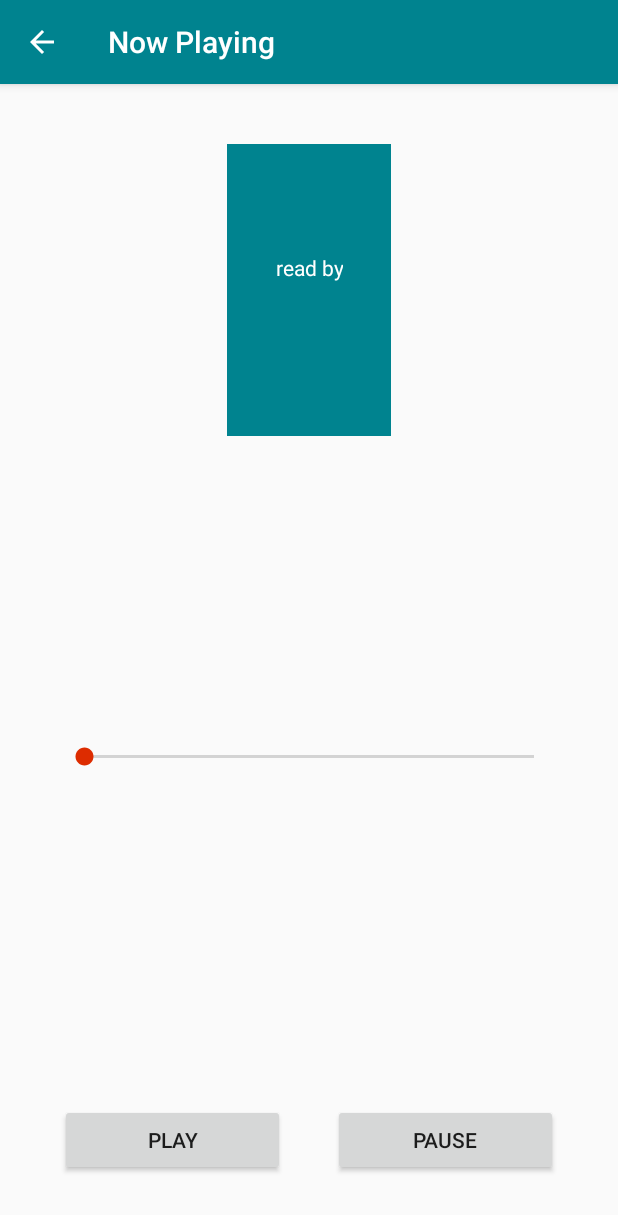
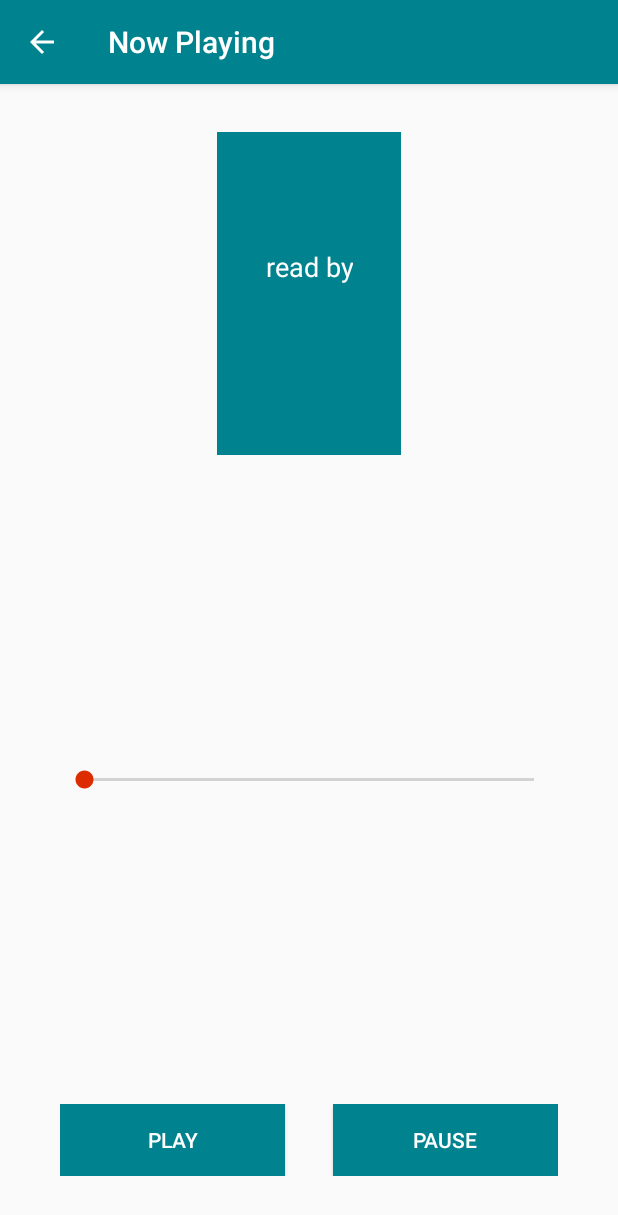
Before and after one commit to Clacli/ListenToAStory, an Android app: the NowPlayingActivity screen opened directly, with no data from a screen before it, on a phone screen of 412 x 824 dp. Shown: the top 1215 px of the screen. Run offline under Robolectric (Android 15) with nearby library versions, the phone set to English and light mode, and no system bars.

Commit message:
Extract resources

```diff
--- a/app/src/main/java/com/example/claudiabee/listentoastory/LibraryActivity.java
+++ b/app/src/main/java/com/example/claudiabee/listentoastory/LibraryActivity.java
@@ -65,7 +65,7 @@ public class LibraryActivity extends AppCompatActivity {
 
         // Change color to list item divider
         ColorDrawable myColorDivider = new ColorDrawable(
-                this.getResources().getColor(R.color.colorPrimary));
+                this.getResources().getColor(R.color.library_list_item_divider));
         listItemView.setDivider(myColorDivider);
         listItemView.setDividerHeight(1);
     }
--- a/app/src/main/java/com/example/claudiabee/listentoastory/NowPlayingActivity.java
+++ b/app/src/main/java/com/example/claudiabee/listentoastory/NowPlayingActivity.java
@@ -2,7 +2,6 @@ package com.example.claudiabee.listentoastory;
 
 import android.content.Context;
 import android.content.Intent;
-import android.graphics.Color;
 import android.media.AudioManager;
 import android.media.MediaPlayer;
 import android.os.Bundle;
@@ -173,7 +172,7 @@ public class NowPlayingActivity extends AppCompatActivity {
 
                         seekbar = (SeekBar) findViewById(R.id.seekbar);
                         seekbar.setClickable(false);
-                        seekbar.setBackgroundColor(Color.rgb(224, 247, 250));
+                        seekbar.setBackgroundResource(R.color.info_on_resource_provider);
 
                         // Create and setup the {@link Mediaplayer} for the audio associated with the
                         // raw resource ID
--- a/app/src/main/res/layout/activity_library.xml
+++ b/app/src/main/res/layout/activity_library.xml
@@ -4,6 +4,6 @@
     android:id="@+id/fable_list"
     android:layout_width="match_parent"
     android:layout_height="match_parent"
-    android:background="#E0F7FA"
+    android:background="@color/library_list_item"
     android:orientation="vertical"
     tools:context=".MainActivity" />
--- a/app/src/main/res/layout/activity_now_playing.xml
+++ b/app/src/main/res/layout/activity_now_playing.xml
@@ -5,22 +5,16 @@
     android:layout_width="match_parent"
     android:layout_height="match_parent"
     android:orientation="vertical"
-    android:padding="32dp"
+    android:padding="@dimen/now_playing_root_view_padding"
     tools:context=".NowPlayingActivity">
 
     <LinearLayout
-        android:id="@+id/linearLayout2"
+        android:id="@+id/mediaplayer_title_viewgroup"
         android:layout_width="wrap_content"
         android:layout_height="wrap_content"
-        android:layout_centerInParent="true"
-        android:layout_marginEnd="8dp"
-        android:layout_marginLeft="8dp"
-        android:layout_marginRight="8dp"
-        android:layout_marginStart="8dp"
-        android:layout_marginTop="8dp"
-        android:background="#00838F"
+        android:background="@color/colorPrimary"
         android:orientation="vertical"
-        android:padding="16dp"
+        android:padding="@dimen/fable_title_container_padding"
         app:layout_constraintEnd_toEndOf="parent"
         app:layout_constraintStart_toStartOf="parent"
         app:layout_constraintTop_toTopOf="parent">
@@ -30,11 +24,11 @@
             android:layout_width="match_parent"
             android:layout_height="wrap_content"
             android:gravity="center"
-            android:paddingBottom="8dp"
-            android:paddingLeft="16dp"
-            android:paddingRight="16dp"
-            android:paddingTop="16dp"
-            android:textAppearance="?android:textAppearanceMedium"
+            android:paddingBottom="@dimen/fable_title_vertical_spacing"
+            android:paddingLeft="@dimen/fable_title_horizontal_padding"
+            android:paddingRight="@dimen/fable_title_horizontal_padding"
+            android:paddingTop="@dimen/fable_title_vertical_space_external"
+            android:textAppearance="?android:textAppearanceLarge"
             android:textColor="@android:color/white"
             android:textStyle="bold" />
 
@@ -42,11 +36,12 @@
             android:layout_width="match_parent"
             android:layout_height="wrap_content"
             android:gravity="center"
-            android:paddingBottom="8dp"
-            android:paddingLeft="16dp"
-            android:paddingRight="16dp"
-            android:paddingTop="8dp"
+            android:paddingBottom="@dimen/fable_title_vertical_spacing"
+            android:paddingLeft="@dimen/fable_title_horizontal_padding"
+            android:paddingRight="@dimen/fable_title_horizontal_padding"
+            android:paddingTop="@dimen/fable_title_vertical_spacing"
             android:text="@string/read_by"
+            android:textAppearance="?android:textAppearanceMedium"
             android:textColor="@android:color/white" />
 
         <TextView
@@ -54,10 +49,11 @@
             android:layout_width="match_parent"
             android:layout_height="wrap_content"
             android:gravity="center"
-            android:paddingBottom="8dp"
-            android:paddingLeft="16dp"
-            android:paddingRight="16dp"
-            android:paddingTop="8dp"
+            android:paddingBottom="@dimen/fable_title_vertical_spacing"
+            android:paddingLeft="@dimen/fable_title_horizontal_padding"
+            android:paddingRight="@dimen/fable_title_horizontal_padding"
+            android:paddingTop="@dimen/fable_title_vertical_spacing"
+            android:textAppearance="?android:textAppearanceMedium"
             android:textColor="@android:color/white" />
 
         <TextView
@@ -65,10 +61,11 @@
             android:layout_width="match_parent"
             android:layout_height="wrap_content"
             android:gravity="center"
-            android:paddingBottom="16dp"
-            android:paddingLeft="16dp"
-            android:paddingRight="16dp"
-            android:paddingTop="8dp"
+            android:paddingBottom="@dimen/fable_title_vertical_space_external"
+            android:paddingLeft="@dimen/fable_title_horizontal_padding"
+            android:paddingRight="@dimen/fable_title_horizontal_padding"
+            android:paddingTop="@dimen/fable_title_vertical_spacing"
+            android:textAppearance="?android:textAppearanceMedium"
             android:textColor="@android:color/white" />
 
     </LinearLayout>
@@ -76,28 +73,28 @@
     <SeekBar
         android:id="@+id/seekbar"
         android:layout_width="match_parent"
-        android:layout_height="14dp"
-        android:layout_marginBottom="8dp"
-        android:layout_marginEnd="8dp"
-        android:layout_marginLeft="8dp"
-        android:layout_marginRight="8dp"
-        android:layout_marginStart="8dp"
-        android:layout_marginTop="8dp"
+        android:layout_height="@dimen/seekbar_height"
+        android:layout_marginBottom="@dimen/seekbar_vertical_margin"
+        android:layout_marginEnd="@dimen/seekbar_horizontal_margin"
+        android:layout_marginLeft="@dimen/seekbar_horizontal_margin"
+        android:layout_marginRight="@dimen/seekbar_horizontal_margin"
+        android:layout_marginStart="@dimen/seekbar_horizontal_margin"
+        android:layout_marginTop="@dimen/seekbar_vertical_margin"
         app:layout_constraintBottom_toTopOf="@+id/button_container"
         app:layout_constraintEnd_toEndOf="parent"
         app:layout_constraintStart_toStartOf="parent"
-        app:layout_constraintTop_toBottomOf="@+id/linearLayout2"
-        app:layout_constraintVertical_bias="0.478" />
+        app:layout_constraintTop_toBottomOf="@+id/mediaplayer_title_viewgroup"
+        app:layout_constraintVertical_bias="0.5" />
 
     <LinearLayout
         android:id="@+id/button_container"
         android:layout_width="match_parent"
         android:layout_height="wrap_content"
-        android:layout_marginBottom="8dp"
-        android:layout_marginEnd="8dp"
-        android:layout_marginLeft="8dp"
-        android:layout_marginRight="8dp"
-        android:layout_marginStart="8dp"
+        android:layout_marginBottom="@dimen/button_container_vertical_margiin"
+        android:layout_marginEnd="@dimen/button_container_horizontal_margin"
+        android:layout_marginLeft="@dimen/button_container_horizontal_margin"
+        android:layout_marginRight="@dimen/button_container_horizontal_margin"
+        android:layout_marginStart="@dimen/button_container_horizontal_margin"
         android:orientation="horizontal"
         app:layout_constraintBottom_toBottomOf="parent"
         app:layout_constraintEnd_toEndOf="parent"
@@ -105,18 +102,16 @@
 
         <Button
             android:id="@+id/play_button"
-            android:layout_width="0dp"
-            android:layout_height="wrap_content"
-            android:layout_marginRight="16dp"
-            android:layout_weight="1"
+            style="@style/MediaPlayerButtonStyle"
+            android:layout_marginEnd="@dimen/button_horizontal_margin"
+            android:layout_marginRight="@dimen/button_horizontal_margin"
             android:text="@string/play" />
 
         <Button
             android:id="@+id/pause_button"
-            android:layout_width="0dp"
-            android:layout_height="wrap_content"
-            android:layout_marginLeft="16dp"
-            android:layout_weight="1"
+            style="@style/MediaPlayerButtonStyle"
+            android:layout_marginLeft="@dimen/button_horizontal_margin"
+            android:layout_marginStart="@dimen/button_horizontal_margin"
             android:text="@string/pause" />
 
     </LinearLayout>
--- a/app/src/main/res/values/colors.xml
+++ b/app/src/main/res/values/colors.xml
@@ -3,4 +3,9 @@
     <color name="colorPrimary">#00838F</color>
     <color name="colorPrimaryDark">#006064</color>
     <color name="colorAccent">#DD2C00</color>
+    <color name="library_list_item">#0097A7</color>
+    <color name="library_list_item_divider">#E0F7FA</color>
+    <color name="info_on_resource_provider">#00ACC1</color>
+    <color name="web_search">#00BCD4</color>
+    <color name="info_on_author">#26C6DA</color>
 </resources>
--- a/app/src/main/res/values/dimens.xml
+++ b/app/src/main/res/values/dimens.xml
@@ -1,4 +1,19 @@
 <?xml version="1.0" encoding="utf-8"?>
 <resources>
     <dimen name="root_view_padding">16dp</dimen>
+    <dimen name="button_width">0dp</dimen>
+    <dimen name="button_horizontal_margin">16dp</dimen>
+    <dimen name="height_of_book_title_text_views_main">0dp</dimen>
+    <dimen name="main_option_list_height">64dp</dimen>
+    <dimen name="now_playing_root_view_padding">32dp</dimen>
+    <dimen name="library_title_container_vertical_spacing">8dp</dimen>
+    <dimen name="fable_title_container_padding">16dp</dimen>
+    <dimen name="fable_title_horizontal_padding">16dp</dimen>
+    <dimen name="fable_title_vertical_space_external">16dp</dimen>
+    <dimen name="fable_title_vertical_spacing">8dp</dimen>
+    <dimen name="seekbar_height">14dp</dimen>
+    <dimen name="seekbar_vertical_margin">8dp</dimen>
+    <dimen name="seekbar_horizontal_margin">8dp</dimen>
+    <dimen name="button_container_vertical_margiin">8dp</dimen>
+    <dimen name="button_container_horizontal_margin">8dp</dimen>
 </resources>
--- a/app/src/main/res/values/strings.xml
+++ b/app/src/main/res/values/strings.xml
@@ -3,7 +3,7 @@
     <string name="title_of_book">Aesop\'s Fables, Vol 02</string>
     <string name="this_is_a_librivox">This is a LibriVox</string>
     <string name="library">Library</string>
-    <string name="more_on_librivox">More on LibriVox</string>
+    <string name="more_on_librivox">Explore LibriVox</string>
     <string name="search_aesop_on_the_web">Search Aesop on the web</string>
     <string name="more_on_aesop">More on Aesop on Wikipedia</string>
     <string name="now_playing">Now Playing</string>
@@ -11,5 +11,5 @@
     <string name="read_by">read by</string>
     <string name="play">Play</string>
     <string name="pause">Pause</string>
-    <string name="editor">LibriVox Recording</string>
+    <string name="editor">A LibriVox Recording</string>
 </resources>
--- a/app/src/main/res/values/styles.xml
+++ b/app/src/main/res/values/styles.xml
@@ -8,4 +8,31 @@
         <item name="colorAccent">@color/colorAccent</item>
     </style>
 
+    <!-- Main layout Book title TextViews style-->
+    <style name="BookTitleStyle">
+        <item name="android:layout_width">match_parent</item>
+        <item name="android:layout_height">@dimen/height_of_book_title_text_views_main</item>
+        <item name="android:layout_weight">1</item>
+        <item name="android:background">@color/colorPrimary</item>
+        <item name="android:textAppearance">?android:textAppearanceLarge</item>
+        <item name="android:textColor">@android:color/white</item>
+    </style>
+
+    <!-- Main Action Option TextView Style -->
+    <style name="ActionTextViewStyle">
+        <item name="android:layout_width">match_parent</item>
+        <item name="android:layout_height">@dimen/main_option_list_height</item>
+        <item name="android:gravity">center</item>
+        <item name="android:textAppearance">?android:textAppearanceMedium</item>
+    </style>
+
+    <!-- MediaPlayer Button style -->
+    <style name="MediaPlayerButtonStyle">
+        <item name="android:layout_width">@dimen/button_width</item>
+        <item name="android:layout_height">wrap_content</item>
+        <item name="android:layout_weight">1</item>
+        <item name="android:background">@color/colorPrimary</item>
+        <item name="android:textColor">@android:color/white</item>
+    </style>
+
 </resources>
```
Also changed, not shown: app/src/main/res/layout/activity_main.xml (+13 -34 lines), app/src/main/res/layout/fable_list_item.xml (+9 -15 lines).
